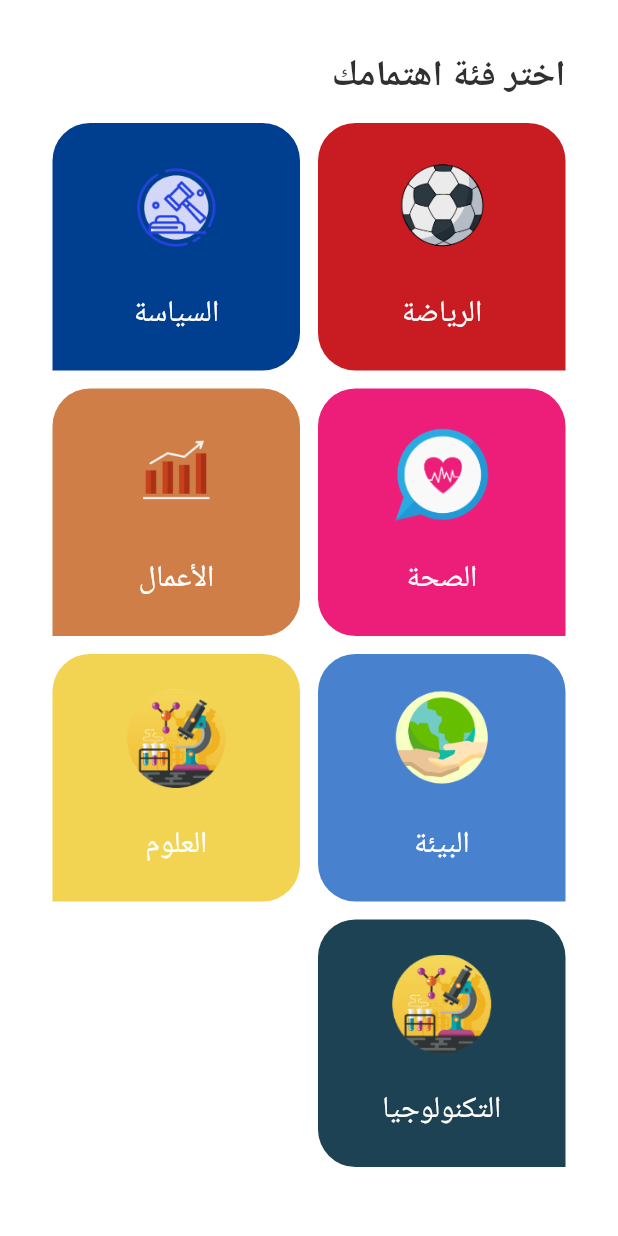
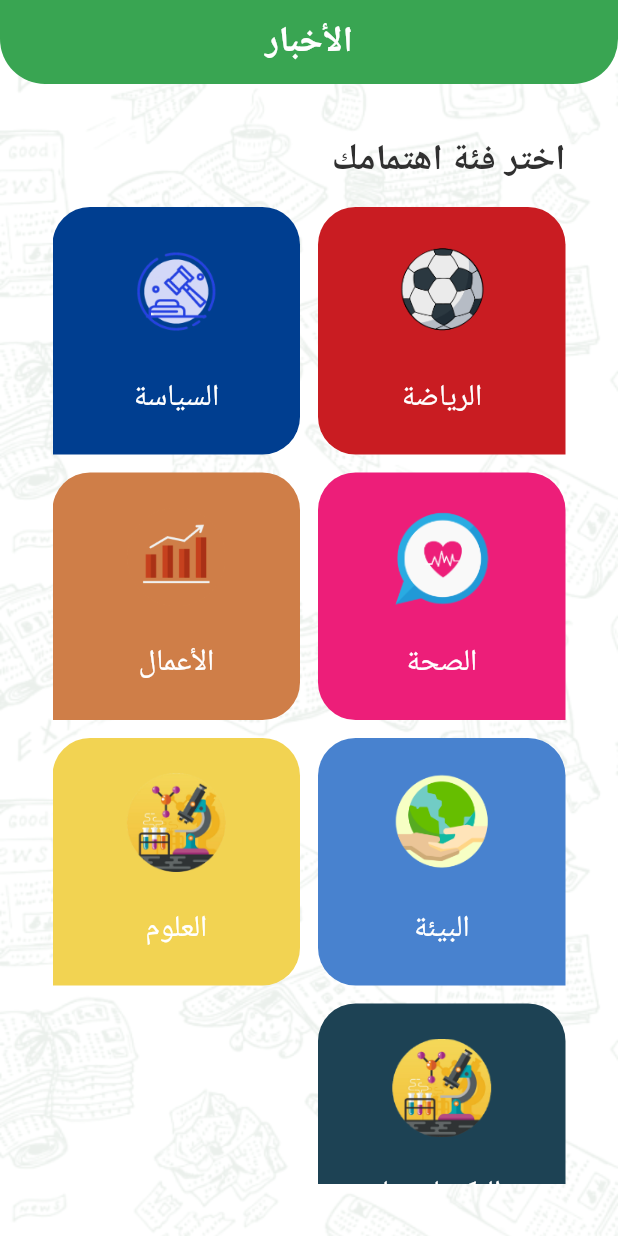
Before and after one commit to NadaAmrr/akhbar, a Flutter app: the screen it shows after launch, on a phone screen of 412 x 824 dp. Run offline on Flutter 3.47's test engine with Material 3 defaults, Android fonts, the phone set to English and light mode, and no system bars; generated files the repository leaves out were written again; Roboto replaces fonts that are missing (Inter).

```diff
--- a/lib/app/my_app.dart
+++ b/lib/app/my_app.dart
@@ -1,4 +1,5 @@
 
+import 'package:akhbar/core/enums/lang_enum.dart';
 import 'package:akhbar/core/theme/app_theme.dart';
 import 'package:akhbar/features/categories/categories_screen.dart';
 import 'package:akhbar/features/home/home_screen.dart';
@@ -15,10 +16,10 @@ class MyApp extends StatelessWidget {
       localizationsDelegates: AppLocalizations.localizationsDelegates,
       supportedLocales: AppLocalizations.supportedLocales,
       debugShowCheckedModeBanner: false,
-      locale: Locale('ar'),
+      locale: Locale(Languages.ar.toString()),
       title: 'Akhbar',
       theme: AppTheme.lightTheme,
-      home: CategoriesScreen(),
+      home: HomeScreen(),
     );
   }
 }
--- a/lib/core/api/api_manager.dart
+++ b/lib/core/api/api_manager.dart
@@ -12,7 +12,7 @@ class ApiManager {
   static Future<SourcesResponse?> getSources() async{
     Uri uri = Uri.https(ApiConstants.baseUrl, Endpoints.sources, {
       ApiConstants.apiKey: ApiConstants.apiKey,
-      ApiConstants.keyCountry: Countries.us
+      ApiConstants.keyCountry: Countries.us.toString()
     });
     try {
       var res = await http.get(uri);
--- /dev/null
+++ b/lib/core/enums/drawer_enum.dart
@@ -0,0 +1,6 @@
+
+enum DrawerMenuItem {
+  category,
+  settings,
+  sources
+}
--- /dev/null
+++ b/lib/core/enums/lang_enum.dart
@@ -0,0 +1,5 @@
+
+enum Languages {
+  ar,
+  en
+}
--- a/lib/features/categories/categories_screen.dart
+++ b/lib/features/categories/categories_screen.dart
@@ -11,9 +11,7 @@ class CategoriesScreen extends StatelessWidget {
   Widget build(BuildContext context) {
     List<CategoryModel> categoriesList = CategoryModel.getCategories(context);
 
-    return Scaffold(
-      backgroundColor: Colors.white,
-      body: Container(
+    return Container(
         padding: const EdgeInsets.all(35),
         width: double.infinity,
         child: Column(
@@ -44,7 +42,6 @@ class CategoriesScreen extends StatelessWidget {
             )
           ],
         ),
-      ),
     );
   }
 }
--- a/lib/features/home/home_screen.dart
+++ b/lib/features/home/home_screen.dart
@@ -1,5 +1,6 @@
 import 'package:akhbar/core/utils/app_assets.dart';
 import 'package:akhbar/core/utils/app_colors.dart';
+import 'package:akhbar/features/categories/categories_screen.dart';
 import 'package:akhbar/features/home/widgets/drawer_app_widget.dart';
 import 'package:flutter/material.dart';
 import 'package:flutter_gen/gen_l10n/app_localizations.dart';
@@ -22,7 +23,7 @@ class HomeScreen extends StatelessWidget {
           title: Text(AppLocalizations.of(context)!.appName),
         ),
         // drawer: DrawerWidget(onDrawerItemClicked: onDrawerClick),
-        // body: bodyWidget,
+        body: CategoriesScreen(),
       ),
     );
   }
--- a/lib/features/home/widgets/drawer_app_widget.dart
+++ b/lib/features/home/widgets/drawer_app_widget.dart
@@ -1,4 +1,5 @@
 
+import 'package:akhbar/core/enums/drawer_enum.dart';
 import 'package:akhbar/core/utils/app_colors.dart';
 import 'package:flutter/material.dart';
 import 'package:flutter_gen/gen_l10n/app_localizations.dart';
@@ -76,9 +77,3 @@ class DrawerWidget extends StatelessWidget {
     );
   }
 }
-
-enum DrawerMenuItem {
-  category,
-  settings,
-  sources
-}
```
